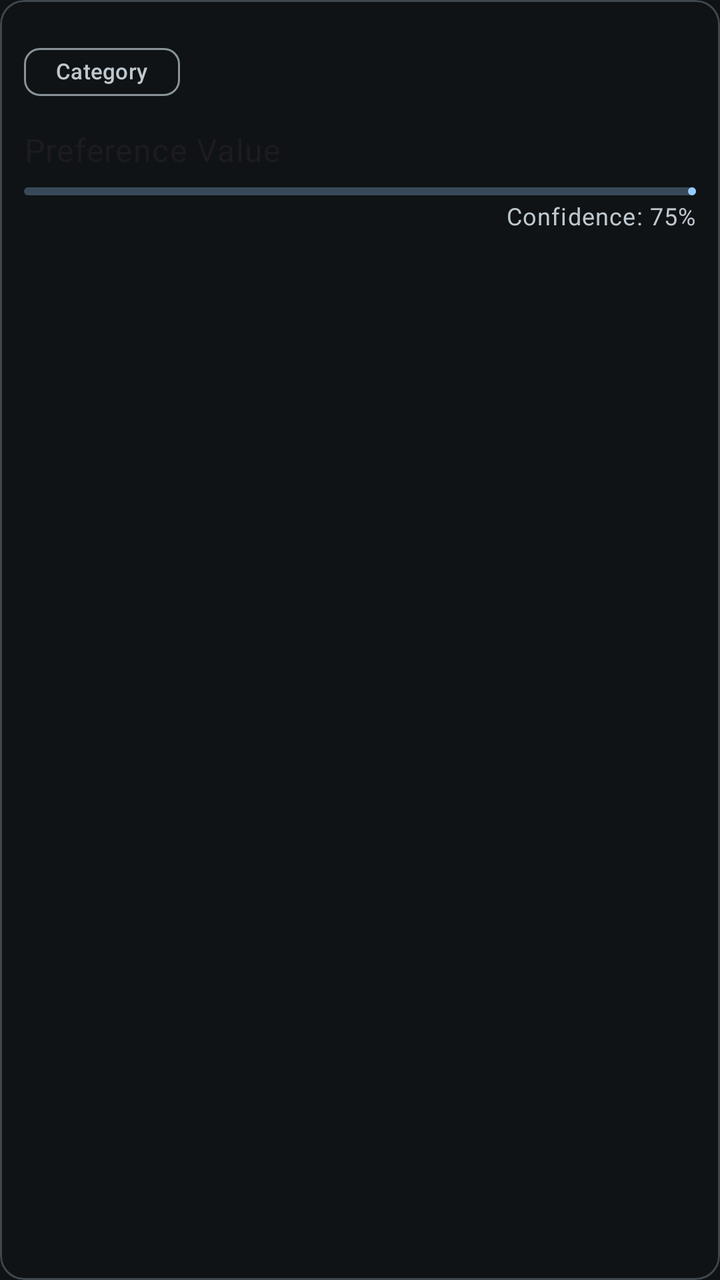
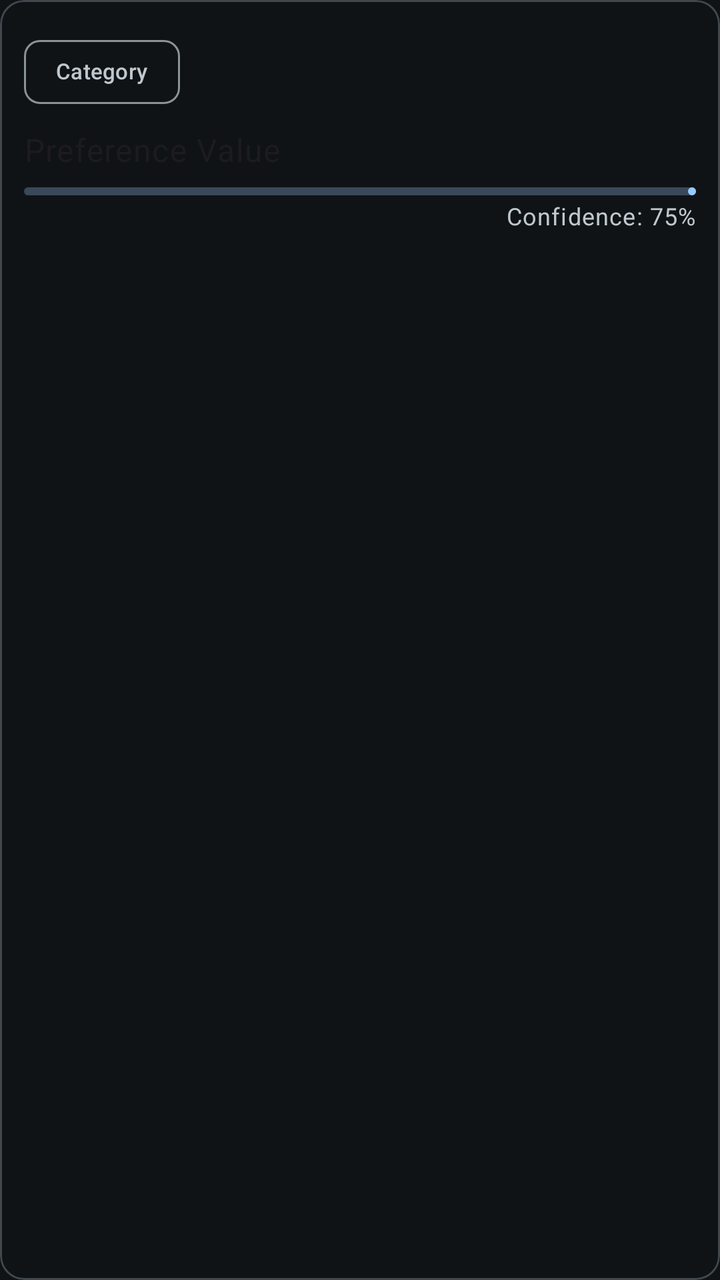

Before-and-after screenshots of an Android layout around one commit, followed by the original layout XML and the change that was made.
<!-- AndroidManifest.xml: application theme Theme.RiverSong -->
<!-- res/layout/item_memory_preference.xml -->
<?xml version="1.0" encoding="utf-8"?>
<com.google.android.material.card.MaterialCardView
    xmlns:android="http://schemas.android.com/apk/res/android"
    xmlns:app="http://schemas.android.com/apk/res-auto"
    android:layout_width="match_parent"
    android:layout_height="wrap_content"
    android:layout_marginHorizontal="16dp"
    android:layout_marginVertical="6dp"
    app:cardElevation="0dp"
    app:strokeWidth="1dp"
    app:strokeColor="?attr/colorOutlineVariant">

    <LinearLayout
        android:layout_width="match_parent"
        android:layout_height="wrap_content"
        android:orientation="vertical"
        android:padding="12dp">

        <com.google.android.material.chip.Chip
            android:id="@+id/chipCategory"
            style="@style/Widget.Material3.Chip.Suggestion"
            android:layout_width="wrap_content"
            android:layout_height="wrap_content"
            android:text="Category"
            app:chipMinHeight="24dp"
            android:textSize="11sp" />

        <TextView
            android:id="@+id/textViewValue"
            android:layout_width="match_parent"
            android:layout_height="wrap_content"
            android:layout_marginTop="4dp"
            android:text="Preference Value"
            android:textAppearance="@style/TextAppearance.Material3.BodyLarge" />

        <com.google.android.material.progressindicator.LinearProgressIndicator
            android:id="@+id/progressConfidence"
            android:layout_width="match_parent"
            android:layout_height="wrap_content"
            android:layout_marginTop="8dp"
            app:trackThickness="4dp"
            app:trackCornerRadius="2dp"
            android:progress="75" />

        <TextView
            android:id="@+id/textViewConfidence"
            android:layout_width="wrap_content"
            android:layout_height="wrap_content"
            android:layout_gravity="end"
            android:layout_marginTop="2dp"
            android:text="Confidence: 75%"
            android:textAppearance="@style/TextAppearance.Material3.BodySmall"
            android:textColor="?attr/colorOnSurfaceVariant" />

    </LinearLayout>

</com.google.android.material.card.MaterialCardView>
<!-- resources referenced by this layout -->
<resources>
  <color name="rs_blue_primary">#96CBFF</color>
  <color name="rs_blue_on_primary">#003354</color>
  <color name="rs_blue_primary_container">#004A77</color>
  <color name="rs_blue_on_primary_container">#CAE6FF</color>
  <color name="rs_blue_secondary">#B6C9D9</color>
  <color name="rs_blue_on_secondary">#213242</color>
  <color name="rs_blue_secondary_container">#384959</color>
  <color name="rs_blue_on_secondary_container">#D2E5F5</color>
  <color name="rs_blue_tertiary">#D9BBFF</color>
  <color name="rs_blue_on_tertiary">#3E1F77</color>
  <color name="rs_blue_tertiary_container">#55368F</color>
  <color name="rs_blue_on_tertiary_container">#EEDCFF</color>
  <color name="rs_blue_error">#FFB4AB</color>
  <color name="rs_blue_on_error">#690005</color>
  <color name="rs_blue_error_container">#93000A</color>
  <color name="rs_blue_on_error_container">#FFDAD6</color>
  <color name="rs_blue_background">#0F1316</color>
  <color name="rs_blue_on_surface">#DEE4E9</color>
  <color name="rs_blue_surface">#0F1316</color>
  <color name="rs_blue_surface_variant">#1B2023</color>
  <color name="rs_blue_on_surface_variant">#BFC8CE</color>
  <color name="rs_blue_outline">#899398</color>
  <color name="rs_blue_outline_variant">#40484E</color>
  <color name="rs_blue_warn">#FFB86C</color>
  <style name="ShapeAppearance.RiverSong.XS" parent="">
          <item name="cornerSize">4dp</item>
      </style>
  <style name="ShapeAppearance.RiverSong.SM" parent="">
          <item name="cornerSize">8dp</item>
      </style>
  <style name="ShapeAppearance.RiverSong.MD" parent="">
          <item name="cornerSize">12dp</item>
      </style>
  <style name="ShapeAppearance.RiverSong.LG" parent="">
          <item name="cornerSize">16dp</item>
      </style>
  <style name="ShapeAppearance.RiverSong.XL" parent="">
          <item name="cornerSize">20dp</item>
      </style>
  <!-- unchanged entries left out for length: 1 -->
</resources>

<!-- the commit's change to res/layout/item_memory_preference.xml (unified diff, before → after) -->
@@ -22,7 +22,7 @@
             android:layout_width="wrap_content"
             android:layout_height="wrap_content"
             android:text="Category"
-            app:chipMinHeight="24dp"
+            app:chipMinHeight="32dp"
             android:textSize="11sp" />
 
         <TextView
